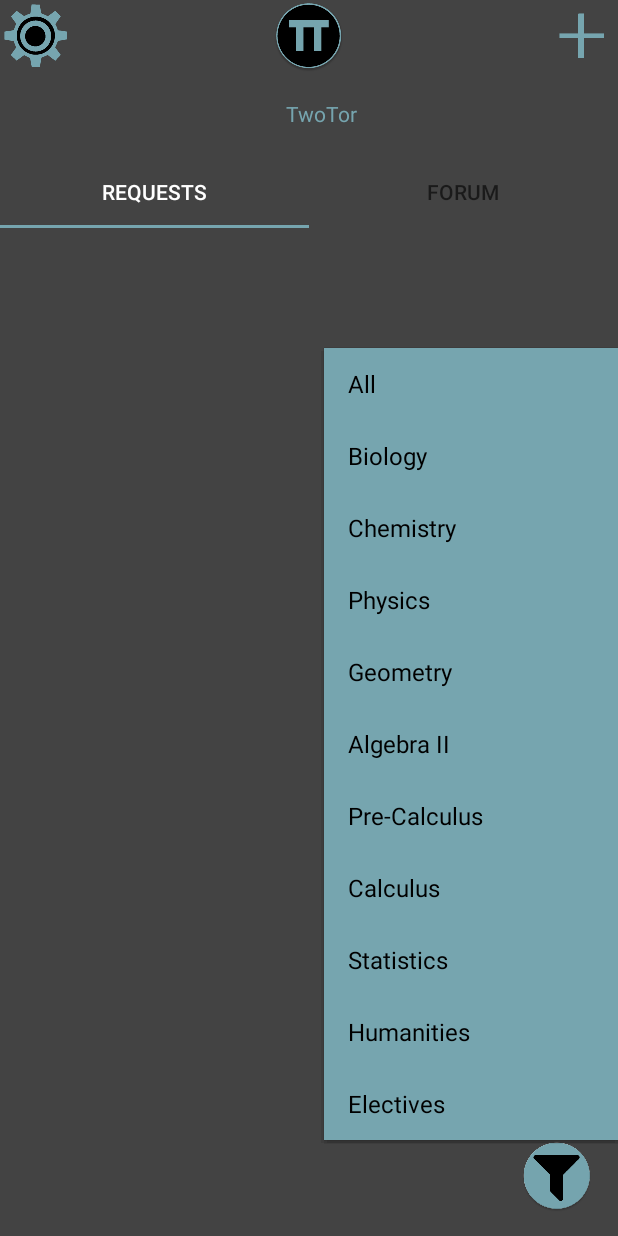
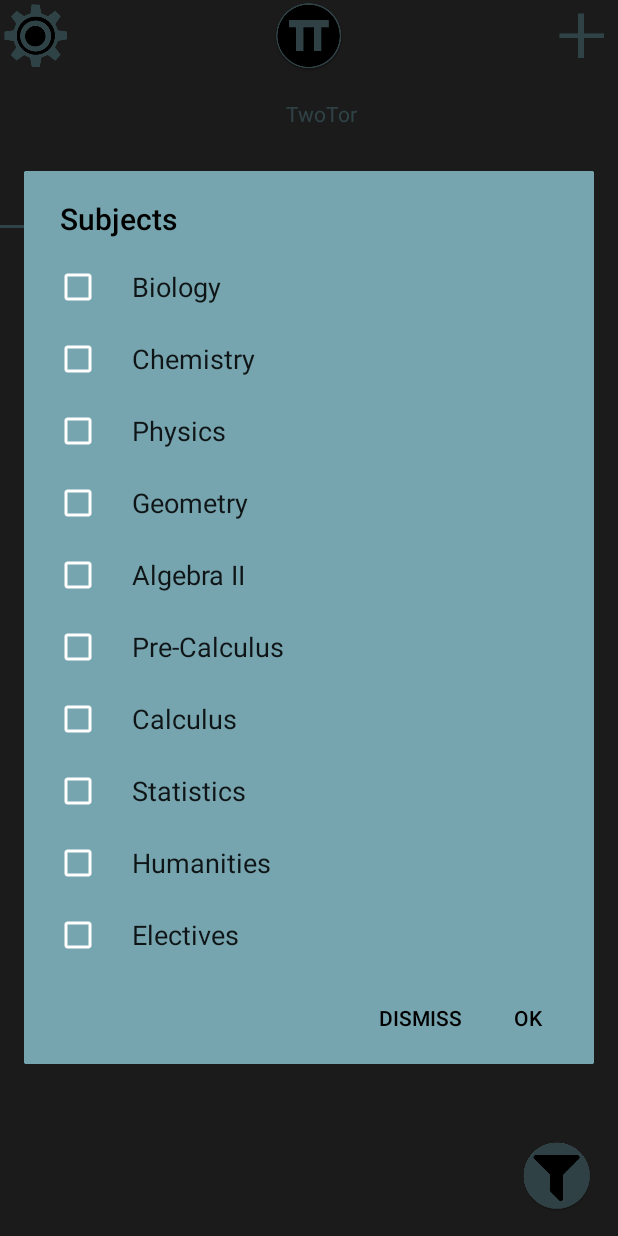
Before and after one commit to yashgharat12/TwoTor, an Android app: the Request_tab screen opened directly, with no data from a screen before it, after a tap on an icon or button, on a phone screen of 412 x 824 dp. Run offline under Robolectric (Android 15) with nearby library versions, the phone set to English and light mode, and no system bars; our stand-ins replace Firebase (no records; nobody signed in at launch, a user with empty details on screens opened directly); 2 statements that could not run were skipped.

Commit message:
Filter Button in progress

```diff
--- a/app/src/main/java/com/bludevs/twotor/Request_tab.java
+++ b/app/src/main/java/com/bludevs/twotor/Request_tab.java
@@ -1,15 +1,15 @@
 package com.bludevs.twotor;
 
+import android.app.AlertDialog;
 import android.content.Context;
+import android.content.DialogInterface;
 import android.net.Uri;
 import android.os.Bundle;
 import android.support.v4.app.Fragment;
 import android.support.v7.widget.LinearLayoutManager;
-import android.support.v7.widget.PopupMenu;
 import android.support.v7.widget.RecyclerView;
 import android.view.ContextThemeWrapper;
 import android.view.LayoutInflater;
-import android.view.MenuInflater;
 import android.view.View;
 import android.view.ViewGroup;
 import android.widget.ImageButton;
@@ -17,6 +17,8 @@ import android.widget.ImageButton;
 import com.google.firebase.FirebaseApp;
 import com.google.firebase.database.DatabaseReference;
 import com.google.firebase.database.FirebaseDatabase;
+
+import java.util.ArrayList;
 
 
 public class Request_tab extends Fragment {
@@ -29,6 +31,10 @@ public class Request_tab extends Fragment {
     private FirebaseApp app;
     private FirebaseDatabase database;
     private DatabaseReference ref;
+    private String[] listItems;
+    private boolean[] checkedItems;
+    private ArrayList<Integer> mUserItems = new ArrayList<>();
+    private ArrayList<String> cur_items = new ArrayList<>();
 
     private OnFragmentInteractionListener mListener;
 
@@ -70,25 +76,54 @@ public class Request_tab extends Fragment {
         ref = database.getReference("requests");
         rv.setAdapter(adapt);
 
-        ImageButton bFilter = (ImageButton) rootView.findViewById(R.id.bFilter);
+        listItems = getResources().getStringArray(R.array.Subjects_array);
+        checkedItems = new boolean[listItems.length];
+
+        final ImageButton bFilter = (ImageButton) rootView.findViewById(R.id.bFilter);
         bFilter.setOnClickListener(new View.OnClickListener() {
             @Override
             public void onClick(View v) {
-                showPopup(v);
+                Context wrap = new ContextThemeWrapper(getContext(),R.style.AlertDialog);
+                final AlertDialog.Builder mBuilder = new AlertDialog.Builder(wrap);
+                mBuilder.setTitle("Subjects");
+                mBuilder.setMultiChoiceItems(listItems, checkedItems, new DialogInterface.OnMultiChoiceClickListener() {
+                    @Override
+                    public void onClick(DialogInterface dialog, int which, boolean isChecked) {
+                        if(isChecked){
+                            if(!mUserItems.contains(which)){
+                                mUserItems.add(which);
+                            } else {
+                                mUserItems.remove(which);
+                            }
+                        }
+                    }
+                });
+
+                mBuilder.setCancelable(false);
+                mBuilder.setPositiveButton("OK", new DialogInterface.OnClickListener() {
+                    @Override
+                    public void onClick(DialogInterface dialog, int which) {
+
+                        for(int i = 0; i < mUserItems.size(); i++){
+                            cur_items.add(listItems[mUserItems.get(i)]);
+                        }
+                        adapt.filter(cur_items);
+
+                    }
+                });
+                mBuilder.setNegativeButton("Dismiss", new DialogInterface.OnClickListener() {
+                    @Override
+                    public void onClick(DialogInterface dialog, int which) {
+                        dialog.dismiss();
+                    }
+                });
+                AlertDialog d = mBuilder.create();
+                d.show();
             }
         });
 
 
         return rootView;
-    }
-
-    public void showPopup(View v){
-        Context wrap = new ContextThemeWrapper(getContext(),R.style.popupMenuStyle);
-        PopupMenu pop = new PopupMenu(wrap, v);
-        MenuInflater inflater = pop.getMenuInflater();
-        inflater.inflate(R.menu.pop_menu,pop.getMenu());
-        pop.show();
-
     }
 
     // TODO: Rename method, update argument and hook method into UI event
@@ -119,4 +154,5 @@ public class Request_tab extends Fragment {
         // TODO: Update argument type and name
         void onFragmentInteraction(Uri uri);
     }
+
 }
--- a/app/src/main/res/layout/fragment_requests.xml
+++ b/app/src/main/res/layout/fragment_requests.xml
@@ -36,7 +36,6 @@
         android:layout_marginTop="8dp"
         android:background="@null"
         android:src="@mipmap/ic_filter"
-        android:onClick="showPopup"
         app:layout_constraintBottom_toBottomOf="parent"
         app:layout_constraintEnd_toEndOf="parent"
         app:layout_constraintHorizontal_bias="0.976"
--- a/app/src/main/res/values-v21/styles.xml
+++ b/app/src/main/res/values-v21/styles.xml
@@ -14,9 +14,10 @@
         <item name="android:textColorHint">@color/colorAccent</item>
     </style>
 
-    <style name="popupMenuStyle" parent="TwoTor">
+    <style name="AlertDialog" parent= "TwoTor">
+        <item name="android:background">@color/colorAccent</item>
         <item name="android:textColor">@android:color/background_dark</item>
-        <item name="android:itemBackground">@color/colorAccent</item>
+        <item name="android:colorAccent"> @color/colorAccent</item>
     </style>
 
 </resources>
```
Also changed, not shown: app/src/main/java/com/bludevs/twotor/RequestAdapter.java (+9 -6 lines), app/src/main/res/menu/pop_menu.xml (+24 -11 lines).
